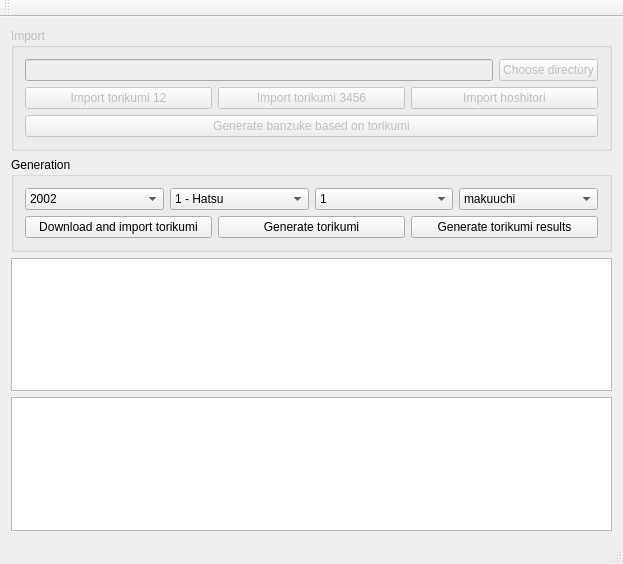
Old version of the form mainwindow.ui in the repository akdtg/ozumo.
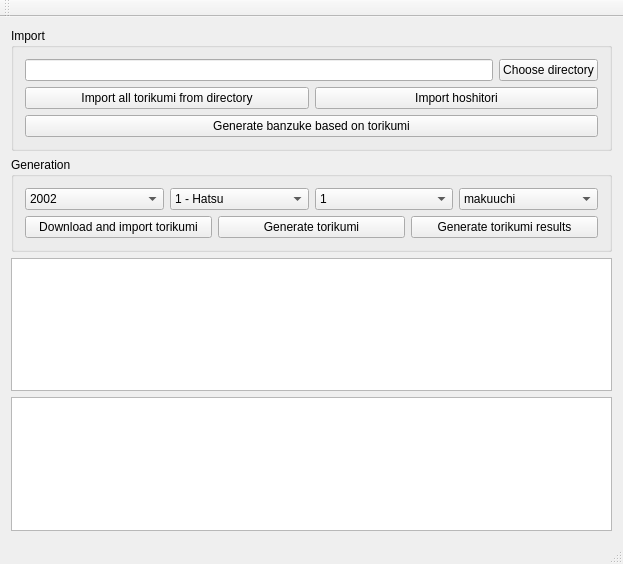
New version of the form.

Commit message: union of the common parts of importTorikumi for higher and lower divisions into single function

```diff
--- a/mainwindow.ui
+++ b/mainwindow.ui
@@ -18,7 +18,7 @@
     <item row="0" column="0">
      <widget class="QGroupBox" name="groupBox_2">
       <property name="enabled">
-       <bool>false</bool>
+       <bool>true</bool>
       </property>
       <property name="title">
        <string>Import</string>
@@ -43,14 +43,7 @@
          <item>
           <widget class="QPushButton" name="pushButton_Torikumi">
            <property name="text">
-            <string>Import torikumi 12</string>
-           </property>
-          </widget>
-         </item>
-         <item>
-          <widget class="QPushButton" name="pushButton_Torikumi3456">
-           <property name="text">
-            <string>Import torikumi 3456</string>
+            <string>Import all torikumi from directory</string>
            </property>
           </widget>
          </item>
```
The commit also changes 2 other files.
